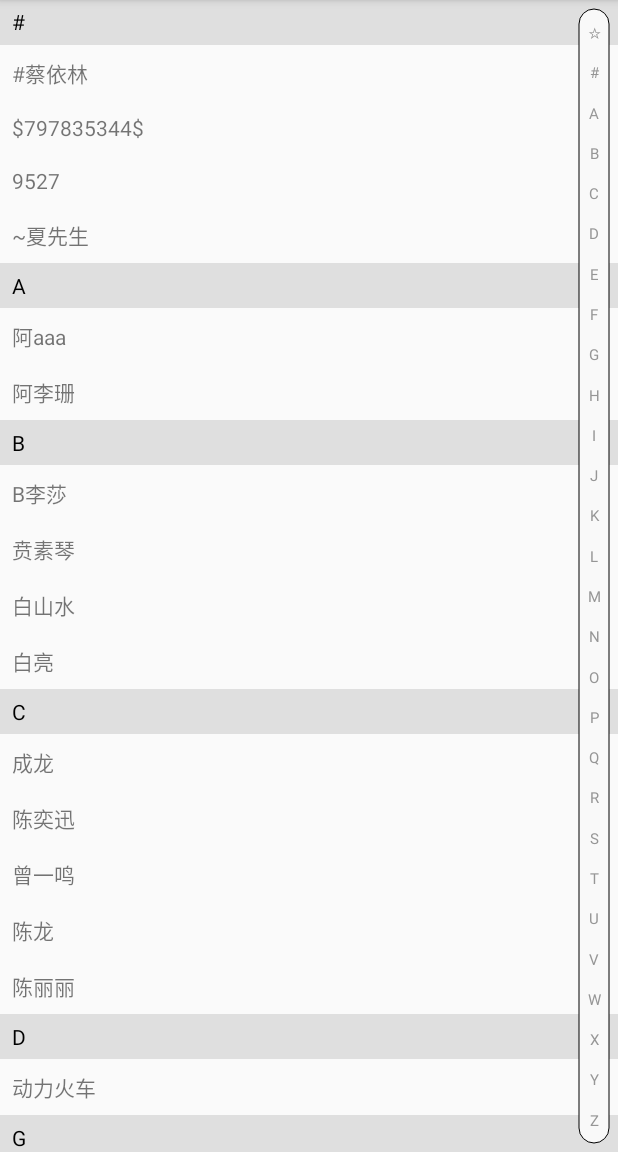
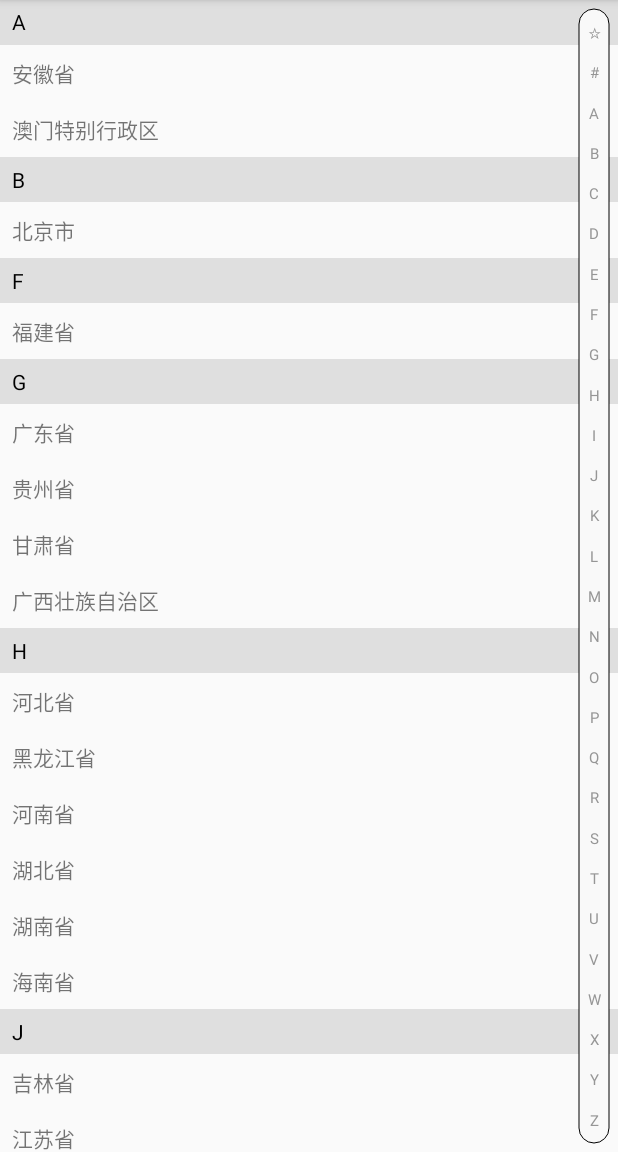
Before and after one commit to tuacy/AZList, an Android app: the screen it shows after launch (MainActivity), on a phone screen of 412 x 824 dp, the part 84-1236 px from its top. Run offline under Robolectric (Android 15) with nearby library versions, the phone set to English and light mode, and no system bars.

Commit message:
临时上传

```diff
--- a/app/src/main/java/com/tuacy/azlist/ItemAdapter.java
+++ b/app/src/main/java/com/tuacy/azlist/ItemAdapter.java
@@ -8,13 +8,13 @@ import android.view.ViewGroup;
 import android.widget.TextView;
 
 import com.tuacy.azlist.azlist.AZBaseAdapter;
-import com.tuacy.azlist.azlist.AZEntity;
+import com.tuacy.azlist.azlist.AZItemEntity;
 
 import java.util.List;
 
 public class ItemAdapter extends AZBaseAdapter<String, ItemAdapter.ItemHolder> {
 
-	public ItemAdapter(List<AZEntity<String>> dataList) {
+	public ItemAdapter(List<AZItemEntity<String>> dataList) {
 		super(dataList);
 	}
 
--- a/app/src/main/java/com/tuacy/azlist/MainActivity.java
+++ b/app/src/main/java/com/tuacy/azlist/MainActivity.java
@@ -1,16 +1,15 @@
 package com.tuacy.azlist;
 
 import android.content.Context;
-import android.graphics.Color;
 import android.support.v7.app.AppCompatActivity;
 import android.os.Bundle;
 import android.support.v7.widget.LinearLayoutManager;
 import android.support.v7.widget.RecyclerView;
 
 import com.pilot.common.utils.PinyinUtils;
-import com.tuacy.azlist.azlist.AZEntity;
+import com.tuacy.azlist.azlist.AZItemEntity;
+import com.tuacy.azlist.azlist.AZSideBarView;
 import com.tuacy.azlist.azlist.AZTitleDecoration;
-import com.tuacy.azlist.azlist.AZWaveSideBarView;
 
 import java.util.ArrayList;
 import java.util.Collections;
@@ -18,11 +17,10 @@ import java.util.List;
 
 public class MainActivity extends AppCompatActivity {
 
-	private Context                mContext;
-	private RecyclerView           mRecyclerView;
-	private AZWaveSideBarView      mBarList;
-	private List<AZEntity<String>> mDateList;
-	private ItemAdapter mAdapter;
+	private Context       mContext;
+	private RecyclerView  mRecyclerView;
+	private AZSideBarView mBarList;
+	private ItemAdapter   mAdapter;
 
 	@Override
 	protected void onCreate(Bundle savedInstanceState) {
@@ -37,13 +35,12 @@ public class MainActivity extends AppCompatActivity {
 	private void initView() {
 		mRecyclerView = findViewById(R.id.recycler_list);
 		mRecyclerView.setLayoutManager(new LinearLayoutManager(mContext));
-		mRecyclerView.addItemDecoration(
-			new AZTitleDecoration(new AZTitleDecoration.TitleAttributes(mContext)));
+		mRecyclerView.addItemDecoration(new AZTitleDecoration(new AZTitleDecoration.TitleAttributes(mContext)));
 		mBarList = findViewById(R.id.bar_list);
 	}
 
 	private void initEvent() {
-		mBarList.setOnLetterChangeListener(new AZWaveSideBarView.OnLetterChangeListener() {
+		mBarList.setOnLetterChangeListener(new AZSideBarView.OnLetterChangeListener() {
 			@Override
 			public void onLetterChange(String letter) {
 				int position = mAdapter.getLettersFirstPosition(letter);
@@ -60,30 +57,29 @@ public class MainActivity extends AppCompatActivity {
 	}
 
 	private void initData() {
-		mDateList = filledData(getResources().getStringArray(R.array.date));
-		Collections.sort(mDateList, new PinyinComparator());
-		mRecyclerView.setAdapter(mAdapter = new ItemAdapter(mDateList));
+		List<AZItemEntity<String>> dateList = fillData(getResources().getStringArray(R.array.region));
+		Collections.sort(dateList, new PinyinComparator());
+		mRecyclerView.setAdapter(mAdapter = new ItemAdapter(dateList));
 	}
 
-	private List<AZEntity<String>> filledData(String[] date) {
-		List<AZEntity<String>> mSortList = new ArrayList<>();
+	private List<AZItemEntity<String>> fillData(String[] date) {
+		List<AZItemEntity<String>> sortList = new ArrayList<>();
 		for (String aDate : date) {
-			AZEntity<String> sortModel = new AZEntity<>();
-			sortModel.setValue(aDate);
+			AZItemEntity<String> item = new AZItemEntity<>();
+			item.setValue(aDate);
 			//汉字转换成拼音
 			String pinyin = PinyinUtils.getPingYin(aDate);
-			String sortString = pinyin.substring(0, 1).toUpperCase();
-
+			//取第一个首字母
+			String letters = pinyin.substring(0, 1).toUpperCase();
 			// 正则表达式，判断首字母是否是英文字母
-			if (sortString.matches("[A-Z]")) {
-				sortModel.setLetters(sortString.toUpperCase());
+			if (letters.matches("[A-Z]")) {
+				item.setLetters(letters.toUpperCase());
 			} else {
-				sortModel.setLetters("#");
+				item.setLetters("#");
 			}
-
-			mSortList.add(sortModel);
+			sortList.add(item);
 		}
-		return mSortList;
+		return sortList;
 
 	}
 }
--- a/app/src/main/java/com/tuacy/azlist/PinyinComparator.java
+++ b/app/src/main/java/com/tuacy/azlist/PinyinComparator.java
@@ -1,13 +1,13 @@
 package com.tuacy.azlist;
 
 
-import com.tuacy.azlist.azlist.AZEntity;
+import com.tuacy.azlist.azlist.AZItemEntity;
 
 import java.util.Comparator;
 
-public class PinyinComparator implements Comparator<AZEntity<String>> {
+public class PinyinComparator implements Comparator<AZItemEntity<String>> {
 
-	public int compare(AZEntity<String> o1, AZEntity<String> o2) {
+	public int compare(AZItemEntity<String> o1, AZItemEntity<String> o2) {
 		if (o1.getLetters().equals("@")
 			|| o2.getLetters().equals("#")) {
 			return 1;
--- a/app/src/main/java/com/tuacy/azlist/azlist/AZBaseAdapter.java
+++ b/app/src/main/java/com/tuacy/azlist/azlist/AZBaseAdapter.java
@@ -6,17 +6,17 @@ import java.util.List;
 
 public abstract class AZBaseAdapter<T, VH extends RecyclerView.ViewHolder> extends RecyclerView.Adapter<VH> {
 
-	protected List<AZEntity<T>> mDataList;
+	protected List<AZItemEntity<T>> mDataList;
 
-	public AZBaseAdapter(List<AZEntity<T>> dataList) {
+	public AZBaseAdapter(List<AZItemEntity<T>> dataList) {
 		mDataList = dataList;
 	}
 
-	public List<AZEntity<T>> getDataList() {
+	public List<AZItemEntity<T>> getDataList() {
 		return mDataList;
 	}
 
-	public void setDataList(List<AZEntity<T>> dataList) {
+	public void setDataList(List<AZItemEntity<T>> dataList) {
 		mDataList = dataList;
 		notifyDataSetChanged();
 	}
@@ -34,7 +34,7 @@ public abstract class AZBaseAdapter<T, VH extends RecyclerView.ViewHolder> exten
 		}
 		int position = -1;
 		for (int index = 0; index < mDataList.size(); index++) {
-			if (mDataList.get(index).getLetters().endsWith(letters)) {
+			if (mDataList.get(index).getLetters().equals(letters)) {
 				position = index;
 				break;
 			}
@@ -48,7 +48,7 @@ public abstract class AZBaseAdapter<T, VH extends RecyclerView.ViewHolder> exten
 		}
 		int resultPosition = -1;
 		for (int index = position + 1; index < mDataList.size(); index++) {
-			if (!mDataList.get(position).getLetters().endsWith(mDataList.get(index).getLetters())) {
+			if (!mDataList.get(position).getLetters().equals(mDataList.get(index).getLetters())) {
 				resultPosition = index;
 				break;
 			}
--- a/app/src/main/java/com/tuacy/azlist/azlist/AZEntity.java
+++ b/app/src/main/java/com/tuacy/azlist/azlist/AZItemEntity.java
@@ -1,7 +1,7 @@
 package com.tuacy.azlist.azlist;
 
 
-public class AZEntity<T> {
+public class AZItemEntity<T> {
 
 	private T      mValue;
 	private String mLetters;
--- /dev/null
+++ b/app/src/main/java/com/tuacy/azlist/azlist/AZSideBarView.java
@@ -0,0 +1,273 @@
+package com.tuacy.azlist.azlist;
+
+import android.animation.ValueAnimator;
+import android.content.Context;
+import android.content.res.TypedArray;
+import android.graphics.Canvas;
+import android.graphics.Color;
+import android.graphics.Paint;
+import android.graphics.RectF;
+import android.support.annotation.Nullable;
+import android.text.TextPaint;
+import android.util.AttributeSet;
+import android.util.TypedValue;
+import android.view.MotionEvent;
+import android.view.View;
+
+import com.pilot.common.utils.TextDrawUtils;
+import com.tuacy.azlist.R;
+
+import java.util.Arrays;
+import java.util.List;
+
+
+public class AZSideBarView extends View {
+
+	private int mBackgroundColor;
+	private int mStrokeColor;
+	private int mTextColor;
+	private int mTextSize;
+	private int mSelectTextColor;
+	private int mSelectTextSize;
+	private int mHintTextColor;
+	private int mHintTextSize;
+	private int mHintCircleRadius;
+	private int mHintCircleColor;
+	private int mWaveRadius;
+	private int mContentPadding;
+	private int mBarPadding;
+	private int mBarWidth;
+
+	private List<String>           mLetters;
+	private RectF                  mSlideBarRect;
+	private TextPaint              mTextPaint;
+	private Paint                  mPaint;
+	private int                    mSelect;
+	private int                    mPreSelect;
+	private int                    mNewSelect;
+	private ValueAnimator          mRatioAnimator;
+	private float                  mAnimationRatio;
+	private OnLetterChangeListener mListener;
+	private int                    mTouchY;
+
+	public AZSideBarView(Context context) {
+		this(context, null);
+	}
+
+	public AZSideBarView(Context context, @Nullable AttributeSet attrs) {
+		this(context, attrs, 0);
+	}
+
+	public AZSideBarView(Context context, @Nullable AttributeSet attrs, int defStyleAttr) {
+		super(context, attrs, defStyleAttr);
+		initAttribute(attrs, defStyleAttr);
+		initData();
+	}
+
+	private void initAttribute(AttributeSet attrs, int defStyleAttr) {
+		TypedArray typeArray = getContext().obtainStyledAttributes(attrs, R.styleable.AZSideBarView, defStyleAttr, 0);
+		mBackgroundColor = typeArray.getColor(R.styleable.AZWaveSideBarView_backgroundColor, Color.parseColor("#F9F9F9"));
+		mStrokeColor = typeArray.getColor(R.styleable.AZWaveSideBarView_strokeColor, Color.parseColor("#000000"));
+		mTextColor = typeArray.getColor(R.styleable.AZWaveSideBarView_textColor, Color.parseColor("#969696"));
+		mTextSize = typeArray.getDimensionPixelOffset(R.styleable.AZWaveSideBarView_textSize,
+													  (int) TypedValue.applyDimension(TypedValue.COMPLEX_UNIT_SP, 10,
+																					  getResources().getDisplayMetrics()));
+		mSelectTextColor = typeArray.getColor(R.styleable.AZWaveSideBarView_selectTextColor, Color.parseColor("#FFFFFF"));
+		mSelectTextSize = typeArray.getDimensionPixelOffset(R.styleable.AZWaveSideBarView_selectTextSize,
+															(int) TypedValue.applyDimension(TypedValue.COMPLEX_UNIT_SP, 10,
+																							getResources().getDisplayMetrics()));
+		mHintTextColor = typeArray.getColor(R.styleable.AZWaveSideBarView_hintTextColor, Color.parseColor("#FFFFFF"));
+		mHintTextSize = typeArray.getDimensionPixelOffset(R.styleable.AZWaveSideBarView_hintTextSize,
+														  (int) TypedValue.applyDimension(TypedValue.COMPLEX_UNIT_SP, 16,
+																						  getResources().getDisplayMetrics()));
+		mHintCircleRadius = typeArray.getDimensionPixelOffset(R.styleable.AZWaveSideBarView_hintCircleRadius,
+															  (int) TypedValue.applyDimension(TypedValue.COMPLEX_UNIT_DIP, 24,
+																							  getResources().getDisplayMetrics()));
+		mHintCircleColor = typeArray.getColor(R.styleable.AZWaveSideBarView_hintCircleColor, Color.parseColor("#bef9b81b"));
+		mWaveRadius = typeArray.getDimensionPixelOffset(R.styleable.AZWaveSideBarView_waveRadius,
+														(int) TypedValue.applyDimension(TypedValue.COMPLEX_UNIT_DIP, 20,
+																						getResources().getDisplayMetrics()));
+		mContentPadding = typeArray.getDimensionPixelOffset(R.styleable.AZWaveSideBarView_contentPadding,
+															(int) TypedValue.applyDimension(TypedValue.COMPLEX_UNIT_DIP, 2,
+																							getResources().getDisplayMetrics()));
+		mBarPadding = typeArray.getDimensionPixelOffset(R.styleable.AZWaveSideBarView_barPadding,
+														(int) TypedValue.applyDimension(TypedValue.COMPLEX_UNIT_DIP, 6,
+																						getResources().getDisplayMetrics()));
+		mBarWidth = typeArray.getDimensionPixelOffset(R.styleable.AZWaveSideBarView_barWidth,
+													  (int) TypedValue.applyDimension(TypedValue.COMPLEX_UNIT_DIP, 0,
+																					  getResources().getDisplayMetrics()));
+		if (mBarWidth == 0) {
+			mBarWidth = 2 * mTextSize;
+		}
+		typeArray.recycle();
+	}
+
+	private void initData() {
+		mLetters = Arrays.asList(getContext().getResources().getStringArray(R.array.slide_bar_value_list));
+		mTextPaint = new TextPaint();
+		mPaint = new Paint();
+		mPaint.setAntiAlias(true);
+		mSelect = -1;
+	}
+
+	@Override
+	protected void onMeasure(int widthMeasureSpec, int heightMeasureSpec) {
+		super.onMeasure(widthMeasureSpec, heightMeasureSpec);
+		if (mSlideBarRect == null) {
+			mSlideBarRect = new RectF();
+		}
+		float contentLeft = getMeasuredWidth() - mBarWidth - mBarPadding;
+		float contentRight = getMeasuredWidth() - mBarPadding;
+		float contentTop = mBarPadding;
+		float contentBottom = (float) (getMeasuredHeight() - mBarPadding);
+		mSlideBarRect.set(contentLeft, contentTop, contentRight, contentBottom);
+
+	}
+
+	@Override
+	protected void onDraw(Canvas canvas) {
+		super.onDraw(canvas);
+		//绘制slide bar 上字母列表
+		drawLetters(canvas);
+		//绘制选中时的提示信息(圆＋文字)
+		drawHint(canvas);
+		//绘制选中的slide bar上的那个文字
+		drawSelect(canvas);
+	}
+
+	/**
+	 * 绘制slide bar 上字母列表
+	 */
+	private void drawLetters(Canvas canvas) {
+		//绘制圆角矩形
+		mPaint.setStyle(Paint.Style.FILL);
+		mPaint.setColor(mBackgroundColor);
+		canvas.drawRoundRect(mSlideBarRect, mBarWidth / 2.0f, mBarWidth / 2.0f, mPaint);
+		//绘制描边
+		mPaint.setStyle(Paint.Style.STROKE);
+		mPaint.setColor(mStrokeColor);
+		canvas.drawRoundRect(mSlideBarRect, mBarWidth / 2.0f, mBarWidth / 2.0f, mPaint);
+		//顺序绘制文字
+		float itemHeight = (mSlideBarRect.bottom - mSlideBarRect.top - mContentPadding * 2) / mLetters.size();
+		for (int index = 0; index < mLetters.size(); index++) {
+			float baseLine = TextDrawUtils.getTextBaseLineByCenter(
+				mSlideBarRect.top + mContentPadding + itemHeight * index + itemHeight / 2, mTextPaint, mTextSize);
+			mTextPaint.setColor(mTextColor);
+			mTextPaint.setTextSize(mTextSize);
+			mTextPaint.setTextAlign(Paint.Align.CENTER);
+			float pointX = mSlideBarRect.left + (mSlideBarRect.right - mSlideBarRect.left) / 2.0f;
+			canvas.drawText(mLetters.get(index), pointX, baseLine, mTextPaint);
+		}
+	}
+
+	/**
+	 * 绘制选中时的提示信息(圆＋文字)
+	 */
+	private void drawSelect(Canvas canvas) {
+		if (mSelect != -1) {
+			mTextPaint.setColor(mSelectTextColor);
+			mTextPaint.setTextSize(mSelectTextSize);
+			mTextPaint.setTextAlign(Paint.Align.CENTER);
+			float itemHeight = (mSlideBarRect.bottom - mSlideBarRect.top - mContentPadding * 2) / mLetters.size();
+			float baseLine = TextDrawUtils.getTextBaseLineByCenter(
+				mSlideBarRect.top + mContentPadding + itemHeight * mSelect + itemHeight / 2, mTextPaint, mTextSize);
+			float pointX = mSlideBarRect.left + (mSlideBarRect.right - mSlideBarRect.left) / 2.0f;
+			canvas.drawText(mLetters.get(mSelect), pointX, baseLine, mTextPaint);
+		}
+	}
+
+	/**
+	 * 绘制选中的slide bar上的那个文字
+	 */
+	private void drawHint(Canvas canvas) {
+		if (mSelect != -1) {
+			//x轴的移动路径
+			float circleCenterX = (getMeasuredWidth() + mHintCircleRadius) -
+								  (2.0f * mWaveRadius + 2.0f * mHintCircleRadius) * mAnimationRatio;
+			mPaint.setStyle(Paint.Style.FILL);
+			mPaint.setColor(mHintCircleColor);
+			canvas.drawCircle(circleCenterX, mTouchY, mHintCircleRadius, mPaint);
+			// 绘制提示字符
+			if (mAnimationRatio >= 0.9f) {
+				String target = mLetters.get(mSelect);
+				float textY = TextDrawUtils.getTextBaseLineByCenter(mTouchY, mTextPaint, mHintTextSize);
+				mTextPaint.setColor(mHintTextColor);
+				mTextPaint.setTextSize(mHintTextSize);
+				mTextPaint.setTextAlign(Paint.Align.CENTER);
+				canvas.drawText(target, circleCenterX, textY, mTextPaint);
+			}
+		}
+	}
+
+	@Override
+	public boolean dispatchTouchEvent(MotionEvent event) {
+		final float y = event.getY();
+		final float x = event.getX();
+		mPreSelect = mSelect;
+		mNewSelect = (int) (y / (mSlideBarRect.bottom - mSlideBarRect.top) * mLetters.size());
+		switch (event.getAction()) {
+			case MotionEvent.ACTION_DOWN:
+				if (x < mSlideBarRect.left || y < mSlideBarRect.top || y > mSlideBarRect.bottom) {
+					return false;
+				}
+				mTouchY = (int) y;
+				startAnimator(1.0f);
+				break;
+			case MotionEvent.ACTION_MOVE:
+				mTouchY = (int) y;
+				if (mPreSelect != mNewSelect) {
+					if (mNewSelect >= 0 && mNewSelect < mLetters.size()) {
+						mSelect = mNewSelect;
+						if (mListener != null) {
+							mListener.onLetterChange(mLetters.get(mNewSelect));
+						}
+					}
+				}
+				invalidate();
+				invalidate();
+				break;
+			case MotionEvent.ACTION_CANCEL:
+			case MotionEvent.ACTION_UP:
+				startAnimator(0f);
+				mSelect = -1;
+				break;
+			default:
+				break;
+		}
+		return true;
+	}
+
+	private void startAnimator(float value) {
+		if (mRatioAnimator == null) {
+			mRatioAnimator = new ValueAnimator();
+		}
+		mRatioAnimator.cancel();
+		mRatioAnimator.setFloatValues(value);
+		mRatioAnimator.addUpdateListener(new ValueAnimator.AnimatorUpdateListener() {
+			@Override
+			public void onAnimationUpdate(ValueAnimator value) {
+				mAnimationRatio = (float) value.getAnimatedValue();
+				//球弹到位的时候，并且点击的位置变了，即点击的时候显示当前选择位置
+				if (mAnimationRatio == 1f && mPreSelect != mNewSelect) {
+					if (mNewSelect >= 0 && mNewSelect < mLetters.size()) {
+						mSelect = mNewSelect;
+						if (mListener != null) {
+							mListener.onLetterChange(mLetters.get(mNewSelect));
+						}
+					}
+				}
+				invalidate();
+			}
+		});
+		mRatioAnimator.start();
+	}
+
+	public void setOnLetterChangeListener(OnLetterChangeListener listener) {
+		this.mListener = listener;
+	}
+
+	public interface OnLetterChangeListener {
+
+		void onLetterChange(String letter);
+	}
+}
--- a/app/src/main/java/com/tuacy/azlist/azlist/AZTitleDecoration.java
+++ b/app/src/main/java/com/tuacy/azlist/azlist/AZTitleDecoration.java
@@ -21,9 +21,11 @@ public class AZTitleDecoration extends RecyclerView.ItemDecoration {
 	public AZTitleDecoration(TitleAttributes attributes) {
 		mTitleAttributes = attributes;
 		mTitleTextPaint = new TextPaint();
+		mTitleTextPaint.setAntiAlias(true);
 		mTitleTextPaint.setTextSize(mTitleAttributes.mTextSize);
 		mTitleTextPaint.setColor(mTitleAttributes.mTextColor);
 		mBackgroundPaint = new Paint();
+		mBackgroundPaint.setAntiAlias(true);
 		mBackgroundPaint.setColor(mTitleAttributes.mBackgroundColor);
 	}
 
@@ -80,8 +82,11 @@ public class AZTitleDecoration extends RecyclerView.ItemDecoration {
 				}
 			}
 		}
+		mBackgroundPaint.setColor(mTitleAttributes.mBackgroundColor);
 		c.drawRect(parent.getPaddingLeft(), parent.getPaddingTop(), parent.getRight() - parent.getPaddingRight(),
 				   parent.getPaddingTop() + mTitleAttributes.mItemHeight, mBackgroundPaint);
+		mTitleTextPaint.setTextSize(mTitleAttributes.mTextSize);
+		mTitleTextPaint.setColor(mTitleAttributes.mTextColor);
 		c.drawText(adapter.getLetters(firstAdapterPosition),
 				   parent.getPaddingLeft() + firstView.getPaddingLeft() + mTitleAttributes.mTextPadding,
 				   TextDrawUtils.getTextBaseLineByCenter(parent.getPaddingTop() + mTitleAttributes.mItemHeight / 2, mTitleTextPaint),
--- a/app/src/main/res/layout/activity_main.xml
+++ b/app/src/main/res/layout/activity_main.xml
@@ -9,7 +9,7 @@
         android:layout_width="match_parent"
         android:layout_height="match_parent" />
 
-    <com.tuacy.azlist.azlist.AZWaveSideBarView
+    <com.tuacy.azlist.azlist.AZSideBarView
         android:id="@+id/bar_list"
         android:layout_width="match_parent"
         android:layout_height="match_parent" />
--- a/app/src/main/res/values/array.xml
+++ b/app/src/main/res/values/array.xml
@@ -31,54 +31,40 @@
         <item>Z</item>
     </array>
 
-    <string-array name="date">
-        <item>裘豆豆</item>
-        <item>B李莎</item>
-        <item>jb</item>
-        <item>Jobs</item>
-        <item>动力火车</item>
-        <item>伍佰</item>
-        <item>#蔡依林</item>
-        <item>$797835344$</item>
-        <item>Jack</item>
-        <item>9527</item>
-        <item>戚薇</item>
-        <item>齐期浩二</item>
-        <item>齐天大圣</item>
-        <item>品冠</item>
-        <item>吴克群</item>
-        <item>贲素琴</item>
-        <item>缪丝</item>
-        <item>成龙</item>
-        <item>王力宏</item>
-        <item>汪峰</item>
-        <item>王菲</item>
-        <item>那英</item>
-        <item>张伟</item>
-        <item>~夏先生</item>
-        <item>阿aaa</item>
-        <item>阿李珊</item>
-        <item>陈奕迅</item>
-        <item>周杰伦</item>
-        <item>曾一鸣</item>
-        <item>哈林</item>
-        <item>高进</item>
-        <item>高雷</item>
-        <item>阮金天</item>
-        <item>龚琳娜</item>
-        <item>苏醒</item>
-        <item>苏永康</item>
-        <item>陶喆</item>
-        <item>沙宝亮</item>
-        <item>宋冬野</item>
-        <item>宋伟</item>
-        <item>袁成杰</item>
-        <item>张学友</item>
-        <item>李德华</item>
-        <item>郑源</item>
-        <item>白山水</item>
-        <item>白亮</item>
-        <item>陈龙</item>
-        <item>陈丽丽</item>
+    <string-array name="region">
+        <item>河北省</item>
+        <item>山西省</item>
+        <item>辽宁省</item>
+        <item>吉林省</item>
+        <item>黑龙江省</item>
+        <item>江苏省</item>
+        <item>浙江省</item>
+        <item>安徽省</item>
+        <item>福建省</item>
+        <item>江西省</item>
+        <item>山东省</item>
+        <item>河南省</item>
+        <item>湖北省</item>
+        <item>湖南省</item>
+        <item>广东省</item>
+        <item>海南省</item>
+        <item>四川省</item>
+        <item>贵州省</item>
+        <item>云南省</item>
+        <item>陕西省</item>
+        <item>甘肃省</item>
+        <item>青海省</item>
+        <item>台湾省</item>
+        <item>北京市</item>
+        <item>天津市</item>
+        <item>上海市</item>
+        <item>重庆市</item>
+        <item>内蒙古自治区</item>
+        <item>广西壮族自治区</item>
+        <item>宁夏回族自治区</item>
+        <item>新疆维吾尔自治区</item>
+        <item>西藏自治区</item>
+        <item>香港特别行政区</item>
+        <item>澳门特别行政区</item>
     </string-array>
 </resources>
--- a/app/src/main/res/values/attrs.xml
+++ b/app/src/main/res/values/attrs.xml
@@ -1,6 +1,5 @@
 <?xml version="1.0" encoding="utf-8"?>
 <resources>
-    <declare-styleable name="AZWaveSideBarView">
     <!-- slide bar 有效内容背景 -->
     <attr name="backgroundColor" format="color|reference" />
     <!-- slide bar　描边 -->
@@ -31,5 +30,65 @@
     <attr name="barPadding" format="dimension" />
     <!-- slide bar　宽度 -->
     <attr name="barWidth" format="dimension" />
+    <declare-styleable name="AZWaveSideBarView">
+        <!-- slide bar 有效内容背景 -->
+        <attr name="backgroundColor" />
+        <!-- slide bar　描边 -->
+        <attr name="strokeColor" />
+        <!-- slide bar 文字颜色 -->
+        <attr name="textColor" />
+        <!-- slide bar　文字大小 -->
+        <attr name="textSize" />
+        <!-- slide bar 选中文字颜色 -->
+        <attr name="selectTextColor" />
+        <!-- slide bar 选中文字大小 -->
+        <attr name="selectTextSize" />
+        <!-- slide bar　选中时候提示文字颜色 -->
+        <attr name="hintTextColor" />
+        <!-- slide bar　选中时候提示文字大小 -->
+        <attr name="hintTextSize" />
+        <!-- slide bar　选中时候提示圆形半径 -->
+        <attr name="hintCircleRadius" />
+        <!-- slide bar　选中时候提示圆形颜色 -->
+        <attr name="hintCircleColor" />
+        <!-- slide bar　选中时候波浪颜色 -->
+        <attr name="waveColor" />
+        <!-- slide bar　选中时候波浪半径 -->
+        <attr name="waveRadius" />
+        <!-- slide bar　里面文字上＋下padding -->
+        <attr name="contentPadding" />
+        <!-- slide bar　上+下+右padding -->
+        <attr name="barPadding" />
+        <!-- slide bar　宽度 -->
+        <attr name="barWidth" />
+    </declare-styleable>
+
+    <declare-styleable name="AZSideBarView">
+        <!-- slide bar 有效内容背景 -->
+        <attr name="backgroundColor" />
+        <!-- slide bar　描边 -->
+        <attr name="strokeColor" />
+        <!-- slide bar 文字颜色 -->
+        <attr name="textColor" />
+        <!-- slide bar　文字大小 -->
+        <attr name="textSize" />
+        <!-- slide bar 选中文字颜色 -->
+        <attr name="selectTextColor" />
+        <!-- slide bar 选中文字大小 -->
+        <attr name="selectTextSize" />
+        <!-- slide bar　选中时候提示文字颜色 -->
+        <attr name="hintTextColor" />
+        <!-- slide bar　选中时候提示文字大小 -->
+        <attr name="hintTextSize" />
+        <!-- slide bar　选中时候提示圆形半径 -->
+        <attr name="hintCircleRadius" />
+        <!-- slide bar　选中时候提示圆形颜色 -->
+        <attr name="hintCircleColor" />
+        <!-- slide bar　里面文字上＋下padding -->
+        <attr name="contentPadding" />
+        <!-- slide bar　上+下+右padding -->
+        <attr name="barPadding" />
+        <!-- slide bar　宽度 -->
+        <attr name="barWidth" />
     </declare-styleable>
 </resources>
```
Lines whose indentation alone changed are shown as unchanged.
